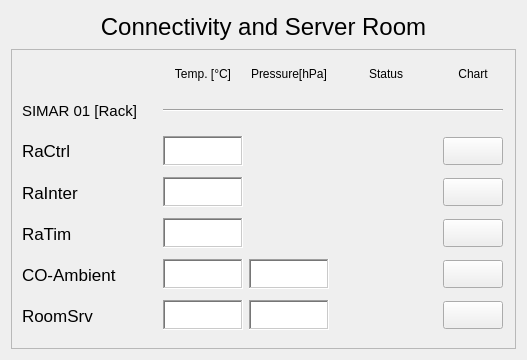
lnls-gop/gop-monitor, file ui/tempconecserv.ui: the form before one commit.
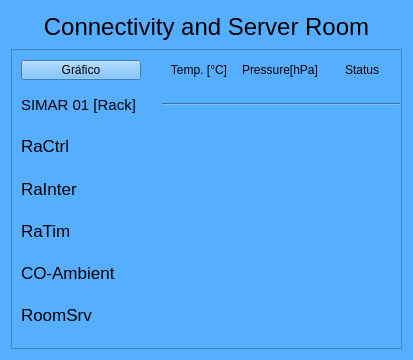
The form after the commit. Custom widgets are drawn as their Qt base class.

```diff
--- a/ui/tempconecserv.ui
+++ b/ui/tempconecserv.ui
@@ -6,13 +6,16 @@
    <rect>
     <x>0</x>
     <y>0</y>
-    <width>523</width>
+    <width>409</width>
     <height>360</height>
    </rect>
   </property>
   <property name="windowTitle">
    <string>Form</string>
   </property>
+  <property name="styleSheet">
+   <string notr="true">background-color: rgb(86, 174, 255)</string>
+  </property>
   <layout class="QGridLayout" name="gridLayout">
    <item row="0" column="0">
     <widget class="PyDMLabel" name="PyDMLabel">
@@ -48,13 +51,13 @@
      </property>
      <property name="minimumSize">
       <size>
-       <width>505</width>
+       <width>391</width>
        <height>300</height>
       </size>
      </property>
      <property name="maximumSize">
       <size>
-       <width>500</width>
+       <width>391</width>
        <height>300</height>
       </size>
      </property>
@@ -66,20 +69,42 @@
        <rect>
         <x>0</x>
         <y>0</y>
-        <width>503</width>
+        <width>389</width>
         <height>298</height>
        </rect>
       </property>
       <widget class="QWidget" name="layoutWidget">
        <property name="geometry">
         <rect>
-         <x>10</x>
-         <y>10</y>
-         <width>481</width>
-         <height>273</height>
+         <x>9</x>
+         <y>9</y>
+         <width>379</width>
+         <height>281</height>
         </rect>
        </property>
        <layout class="QGridLayout" name="gridLayout_2">
+        <item row="0" column="0">
+         <widget class="PyDMPushButton" name="chart13ch7">
+          <property name="minimumSize">
+           <size>
+            <width>120</width>
+            <height>20</height>
+           </size>
+          </property>
+          <property name="maximumSize">
+           <size>
+            <width>120</width>
+            <height>20</height>
+           </size>
+          </property>
+          <property name="toolTip">
+           <string/>
+          </property>
+          <property name="text">
+           <string>Gráfico</string>
+          </property>
+         </widget>
+        </item>
         <item row="0" column="1">
          <widget class="PyDMLabel" name="menu_temp">
           <property name="toolTip">
@@ -119,19 +144,6 @@
           </property>
          </widget>
         </item>
-        <item row="0" column="4">
-         <widget class="PyDMLabel" name="menuchart">
-          <property name="toolTip">
-           <string/>
-          </property>
-          <property name="text">
-           <string>Chart</string>
-          </property>
-          <property name="alignment">
-           <set>Qt::AlignCenter</set>
-          </property>
-         </widget>
-        </item>
         <item row="1" column="0">
          <widget class="PyDMLabel" name="titlemenu">
           <property name="minimumSize">
@@ -159,7 +171,7 @@
           </property>
          </widget>
         </item>
-        <item row="1" column="1" colspan="4">
+        <item row="1" column="1" colspan="3">
          <widget class="Line" name="line_2">
           <property name="sizePolicy">
            <sizepolicy hsizetype="Minimum" vsizetype="Fixed">
@@ -289,16 +301,19 @@
            <bool>false</bool>
           </property>
           <property name="styleSheet">
-           <string notr="true">background-color: qlineargradient(spread:pad, x1:0, y1:0, x2:1, y2:1, stop:0 rgba(255, 255, 255, 255), stop:1 rgba(255, 255, 255, 255));</string>
+           <string notr="true"/>
           </property>
           <property name="frameShape">
-           <enum>QFrame::WinPanel</enum>
+           <enum>QFrame::NoFrame</enum>
           </property>
           <property name="frameShadow">
            <enum>QFrame::Sunken</enum>
           </property>
           <property name="alignment">
-           <set>Qt::AlignRight|Qt::AlignTrailing|Qt::AlignVCenter</set>
+           <set>Qt::AlignCenter</set>
+          </property>
+          <property name="precision" stdset="0">
+           <number>2</number>
           </property>
           <property name="precisionFromPV" stdset="0">
            <bool>true</bool>
@@ -343,25 +358,6 @@
           </property>
          </widget>
         </item>
-        <item row="2" column="4">
-         <widget class="PyDMPushButton" name="chart13ch6">
-          <property name="minimumSize">
-           <size>
-            <width>60</width>
-            <height>28</height>
-           </size>
-          </property>
-          <property name="maximumSize">
-           <size>
-            <width>60</width>
-            <height>28</height>
-           </size>
-          </property>
-          <property name="toolTip">
-           <string/>
-          </property>
-         </widget>
-        </item>
         <item row="3" column="0">
          <widget class="PyDMLabel" name="pv10ch6_3">
           <property name="sizePolicy">
@@ -434,16 +430,22 @@
            <bool>false</bool>
           </property>
           <property name="styleSheet">
-           <string notr="true">background-color: qlineargradient(spread:pad, x1:0, y1:0, x2:1, y2:1, stop:0 rgba(255, 255, 255, 255), stop:1 rgba(255, 255, 255, 255));</string>
+           <string notr="true"/>
           </property>
           <property name="frameShape">
-           <enum>QFrame::WinPanel</enum>
+           <enum>QFrame::NoFrame</enum>
           </property>
           <property name="frameShadow">
            <enum>QFrame::Sunken</enum>
           </property>
           <property name="alignment">
-           <set>Qt::AlignRight|Qt::AlignTrailing|Qt::AlignVCenter</set>
+           <set>Qt::AlignCenter</set>
+          </property>
+          <property name="precision" stdset="0">
+           <number>2</number>
+          </property>
+          <property name="precisionFromPV" stdset="0">
+           <bool>false</bool>
           </property>
           <property name="channel" stdset="0">
            <string>CA-RaInter:CO-SIMAR-01:RackInternalTemp-Mon</string>
@@ -488,25 +490,6 @@
           </property>
          </widget>
         </item>
-        <item row="3" column="4">
-         <widget class="PyDMPushButton" name="chart10ch6">
-          <property name="minimumSize">
-           <size>
-            <width>60</width>
-            <height>28</height>
-           </size>
-          </property>
-          <property name="maximumSize">
-           <size>
-            <width>60</width>
-            <height>28</height>
-           </size>
-          </property>
-          <property name="toolTip">
-           <string/>
-          </property>
-         </widget>
-        </item>
         <item row="4" column="0">
          <widget class="PyDMLabel" name="pv10ch8_3">
           <property name="sizePolicy">
@@ -579,16 +562,22 @@
            <bool>false</bool>
           </property>
           <property name="styleSheet">
-           <string notr="true">background-color: qlineargradient(spread:pad, x1:0, y1:0, x2:1, y2:1, stop:0 rgba(255, 255, 255, 255), stop:1 rgba(255, 255, 255, 255));</string>
+           <string notr="true"/>
           </property>
           <property name="frameShape">
-           <enum>QFrame::WinPanel</enum>
+           <enum>QFrame::NoFrame</enum>
           </property>
           <property name="frameShadow">
            <enum>QFrame::Sunken</enum>
           </property>
           <property name="alignment">
-           <set>Qt::AlignRight|Qt::AlignTrailing|Qt::AlignVCenter</set>
+           <set>Qt::AlignCenter</set>
+          </property>
+          <property name="precision" stdset="0">
+           <number>2</number>
+          </property>
+          <property name="precisionFromPV" stdset="0">
+           <bool>false</bool>
           </property>
           <property name="channel" stdset="0">
            <string>CA-RaTim:CO-SIMAR-01:RackInternalTemp-Mon</string>
@@ -633,25 +622,6 @@
           </property>
          </widget>
         </item>
-        <item row="4" column="4">
-         <widget class="PyDMPushButton" name="chart10ch8">
-          <property name="minimumSize">
-           <size>
-            <width>60</width>
-            <height>28</height>
-           </size>
-          </property>
-          <property name="maximumSize">
-           <size>
-            <width>60</width>
-            <height>28</height>
-           </size>
-          </property>
-          <property name="toolTip">
-           <string/>
-          </property>
-         </widget>
-        </item>
         <item row="5" column="0">
          <widget class="PyDMLabel" name="pv13ch5_3">
           <property name="sizePolicy">
@@ -724,16 +694,22 @@
            <bool>false</bool>
           </property>
           <property name="styleSheet">
-           <string notr="true">background-color: qlineargradient(spread:pad, x1:0, y1:0, x2:1, y2:1, stop:0 rgba(255, 255, 255, 255), stop:1 rgba(255, 255, 255, 255));</string>
+           <string notr="true"/>
           </property>
           <property name="frameShape">
-           <enum>QFrame::WinPanel</enum>
+           <enum>QFrame::NoFrame</enum>
           </property>
           <property name="frameShadow">
            <enum>QFrame::Sunken</enum>
           </property>
           <property name="alignment">
-           <set>Qt::AlignRight|Qt::AlignTrailing|Qt::AlignVCenter</set>
+           <set>Qt::AlignCenter</set>
+          </property>
+          <property name="precision" stdset="0">
+           <number>2</number>
+          </property>
+          <property name="precisionFromPV" stdset="0">
+           <bool>false</bool>
           </property>
           <property name="channel" stdset="0">
            <string>CA:CO-SIMAR-01:AmbientTemp-Mon</string>
@@ -764,16 +740,22 @@
            <bool>false</bool>
           </property>
           <property name="styleSheet">
-           <string notr="true">background-color: qlineargradient(spread:pad, x1:0, y1:0, x2:1, y2:1, stop:0 rgba(255, 255, 255, 255), stop:1 rgba(255, 255, 255, 255));</string>
+           <string notr="true"/>
           </property>
           <property name="frameShape">
-           <enum>QFrame::WinPanel</enum>
+           <enum>QFrame::NoFrame</enum>
           </property>
           <property name="frameShadow">
            <enum>QFrame::Sunken</enum>
           </property>
           <property name="alignment">
-           <set>Qt::AlignRight|Qt::AlignTrailing|Qt::AlignVCenter</set>
+           <set>Qt::AlignCenter</set>
+          </property>
+          <property name="precision" stdset="0">
+           <number>2</number>
+          </property>
+          <property name="precisionFromPV" stdset="0">
+           <bool>false</bool>
           </property>
           <property name="channel" stdset="0">
            <string>CA:CO-SIMAR-01:AmbientPressure-Mon</string>
@@ -815,25 +797,6 @@
           </property>
          </widget>
         </item>
-        <item row="5" column="4">
-         <widget class="PyDMPushButton" name="chart13ch5">
-          <property name="minimumSize">
-           <size>
-            <width>60</width>
-            <height>28</height>
-           </size>
-          </property>
-          <property name="maximumSize">
-           <size>
-            <width>60</width>
-            <height>28</height>
-           </size>
-          </property>
-          <property name="toolTip">
-           <string/>
-          </property>
-         </widget>
-        </item>
         <item row="6" column="0">
          <widget class="PyDMLabel" name="pvk2temp1">
           <property name="minimumSize">
@@ -900,16 +863,22 @@
            <bool>false</bool>
           </property>
           <property name="styleSheet">
-           <string notr="true">background-color: qlineargradient(spread:pad, x1:0, y1:0, x2:1, y2:1, stop:0 rgba(255, 255, 255, 255), stop:1 rgba(255, 255, 255, 255));</string>
+           <string notr="true"/>
           </property>
           <property name="frameShape">
-           <enum>QFrame::WinPanel</enum>
+           <enum>QFrame::NoFrame</enum>
           </property>
           <property name="frameShadow">
            <enum>QFrame::Sunken</enum>
           </property>
           <property name="alignment">
-           <set>Qt::AlignRight|Qt::AlignTrailing|Qt::AlignVCenter</set>
+           <set>Qt::AlignCenter</set>
+          </property>
+          <property name="precision" stdset="0">
+           <number>2</number>
+          </property>
+          <property name="precisionFromPV" stdset="0">
+           <bool>false</bool>
           </property>
           <property name="channel" stdset="0">
            <string>RoomSrv:CO-SIMAR-01:AmbientTemp-Mon</string>
@@ -940,16 +909,22 @@
            <bool>false</bool>
           </property>
           <property name="styleSheet">
-           <string notr="true">background-color: qlineargradient(spread:pad, x1:0, y1:0, x2:1, y2:1, stop:0 rgba(255, 255, 255, 255), stop:1 rgba(255, 255, 255, 255));</string>
+           <string notr="true"/>
           </property>
           <property name="frameShape">
-           <enum>QFrame::WinPanel</enum>
+           <enum>QFrame::NoFrame</enum>
           </property>
           <property name="frameShadow">
            <enum>QFrame::Sunken</enum>
           </property>
           <property name="alignment">
-           <set>Qt::AlignRight|Qt::AlignTrailing|Qt::AlignVCenter</set>
+           <set>Qt::AlignCenter</set>
+          </property>
+          <property name="precision" stdset="0">
+           <number>2</number>
+          </property>
+          <property name="precisionFromPV" stdset="0">
+           <bool>false</bool>
           </property>
           <property name="channel" stdset="0">
            <string>RoomSrv:CO-SIMAR-01:AmbientPressure-Mon</string>
@@ -991,25 +966,6 @@
           </property>
          </widget>
         </item>
-        <item row="6" column="4">
-         <widget class="PyDMPushButton" name="chart13ch7">
-          <property name="minimumSize">
-           <size>
-            <width>60</width>
-            <height>28</height>
-           </size>
-          </property>
-          <property name="maximumSize">
-           <size>
-            <width>60</width>
-            <height>28</height>
-           </size>
-          </property>
-          <property name="toolTip">
-           <string/>
-          </property>
-         </widget>
-        </item>
        </layout>
       </widget>
      </widget>
```
Left out of the diff: 2 changed lines with no effect on the pictures.
